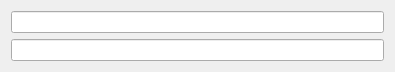
mrkure/poe_overlay, file poe_overlay/res/frame_recorder.ui: the form before one commit.
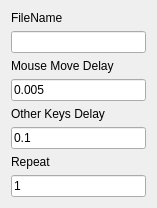
The form after the commit.

Commit message: feat(recorder): added options to repeat, set delays

Diff of the .ui file:
```diff
--- a/poe_overlay/res/frame_recorder.ui
+++ b/poe_overlay/res/frame_recorder.ui
@@ -6,19 +6,78 @@
    <rect>
     <x>0</x>
     <y>0</y>
-    <width>395</width>
-    <height>68</height>
+    <width>157</width>
+    <height>198</height>
    </rect>
   </property>
   <property name="windowTitle">
    <string>Frame</string>
   </property>
   <layout class="QVBoxLayout" name="verticalLayout">
+   <item>
+    <widget class="QLabel" name="label">
+     <property name="text">
+      <string>FileName</string>
+     </property>
+    </widget>
+   </item>
    <item>
     <widget class="QLineEdit" name="lineEdit_save"/>
    </item>
    <item>
-    <widget class="QLineEdit" name="lineEdit_2"/>
+    <widget class="QLabel" name="label_2">
+     <property name="text">
+      <string>Mouse Move Delay</string>
+     </property>
+    </widget>
+   </item>
+   <item>
+    <widget class="QLineEdit" name="lineEdit_mouse_move_delay">
+     <property name="text">
+      <string>0.005</string>
+     </property>
+    </widget>
+   </item>
+   <item>
+    <widget class="QLabel" name="label_3">
+     <property name="text">
+      <string>Other Keys Delay</string>
+     </property>
+    </widget>
+   </item>
+   <item>
+    <widget class="QLineEdit" name="lineEdit_other_keys_delay">
+     <property name="text">
+      <string>0.1</string>
+     </property>
+    </widget>
+   </item>
+   <item>
+    <widget class="QLabel" name="label_4">
+     <property name="text">
+      <string>Repeat</string>
+     </property>
+    </widget>
+   </item>
+   <item>
+    <widget class="QLineEdit" name="lineEdit_repeat">
+     <property name="text">
+      <string>1</string>
+     </property>
+    </widget>
+   </item>
+   <item>
+    <spacer name="verticalSpacer">
+     <property name="orientation">
+      <enum>Qt::Vertical</enum>
+     </property>
+     <property name="sizeHint" stdset="0">
+      <size>
+       <width>20</width>
+       <height>40</height>
+      </size>
+     </property>
+    </spacer>
    </item>
   </layout>
  </widget>
```
The commit also changes 8 other files.
